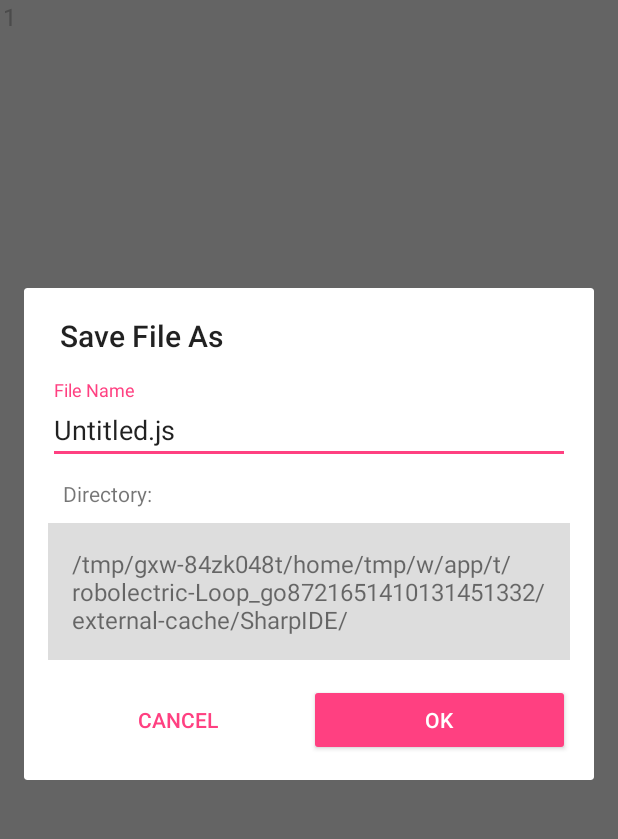
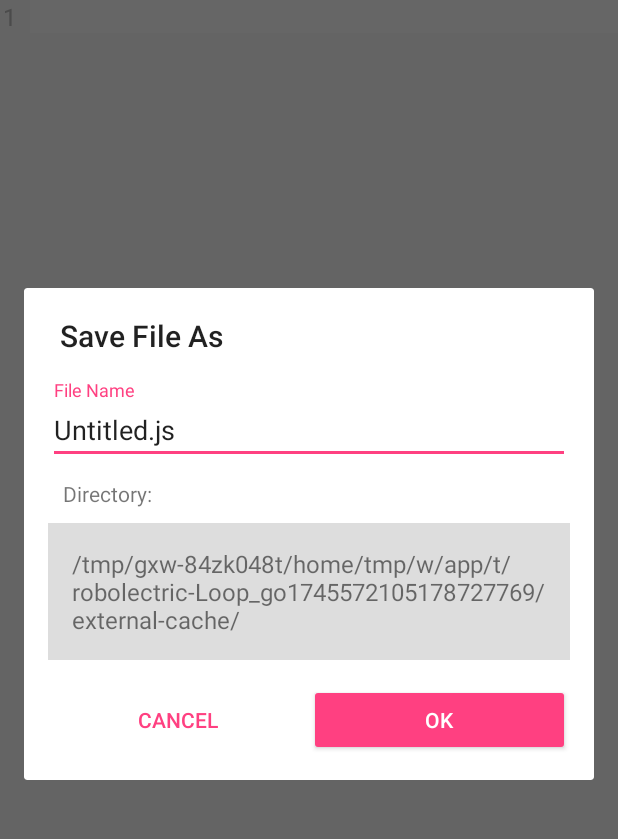
Before and after one commit to TheLuckyCoder/SharpIDE, an Android app: the screen it shows after launch (MainActivity), in the side drawer, after a tap on "Save File As", on a phone screen of 412 x 824 dp, the part 84-923 px from its top. Run offline under Robolectric (Android 15) with nearby library versions, the phone set to English and light mode, and no system bars; our stand-ins replace AdMob; libraries missing offline, so code that uses them is left out: com.crashlytics.android, com.google.firebase.remoteconfig, io.fabric.sdk, net.yslibrary.android; 8 statements that could not run were skipped.

Commit message:
Release 1.5.2

```diff
--- a/app/src/main/java/net/theluckycoder/sharpide/utils/Ads.kt
+++ b/app/src/main/java/net/theluckycoder/sharpide/utils/Ads.kt
@@ -28,7 +28,11 @@ class Ads(private val activity: Activity) {
     }
 
     fun showInterstitial() {
-        if (interstitialAd.isLoaded) interstitialAd.show()
+        try {
+            if (interstitialAd.isLoaded) interstitialAd.show()
+        } catch (e: Exception) {
+            e.printStackTrace()
+        }
     }
 
     private fun newAdRequest(): AdRequest {
--- /dev/null
+++ b/app/src/main/java/net/theluckycoder/sharpide/utils/Const.kt
@@ -0,0 +1,10 @@
+package net.theluckycoder.sharpide.utils
+
+import android.os.Environment
+
+object Const {
+    const val PERMISSION_REQUEST_CODE = 100
+    val SDCARD_FOLDER = Environment.getExternalStorageDirectory().absolutePath + "/"
+    val MAIN_FOLDER = SDCARD_FOLDER + "SharpIDE/"
+    val MINIFY_FOLDER = MAIN_FOLDER + "Minify/"
+}
--- a/app/src/main/java/net/theluckycoder/sharpide/utils/Constants.kt
+++ /dev/null
@@ -1,9 +0,0 @@
-package net.theluckycoder.sharpide.utils
-
-import android.os.Environment
-
-object Constants {
-    const val PERMISSION_REQUEST_CODE = 100
-    @JvmField val mainFolder = Environment.getExternalStorageDirectory().absolutePath + "/SharpIDE/"
-    @JvmField val minifyFolder = mainFolder + "Minify/"
-}
--- a/app/src/main/java/net/theluckycoder/sharpide/utils/Extensions.kt
+++ b/app/src/main/java/net/theluckycoder/sharpide/utils/Extensions.kt
@@ -17,7 +17,7 @@ fun Activity.verifyStoragePermission() {
 
     if (permission != PackageManager.PERMISSION_GRANTED) {
         // We don't have permission so prompt the user
-        ActivityCompat.requestPermissions(this, arrayOf(Manifest.permission.WRITE_EXTERNAL_STORAGE), Constants.PERMISSION_REQUEST_CODE)
+        ActivityCompat.requestPermissions(this, arrayOf(Manifest.permission.WRITE_EXTERNAL_STORAGE), Const.PERMISSION_REQUEST_CODE)
     }
 }
 
--- a/app/src/main/java/net/theluckycoder/sharpide/utils/Prefs.kt
+++ b/app/src/main/java/net/theluckycoder/sharpide/utils/Prefs.kt
@@ -11,4 +11,5 @@ object Prefs {
     const val SHOW_LINE_NUMBERS = "show_line_numbers"
     const val SHOW_SYMBOLS_BAR = "show_symbols_bar"
     const val SYNTAX_HIGHLIGHTING = "enable_syntax_highlighting"
+    const val HIGHLIGHT_CURRENT_LINE = "highlight_current_line"
 }
--- a/app/src/main/java/net/theluckycoder/sharpide/view/CodeEditText.kt
+++ b/app/src/main/java/net/theluckycoder/sharpide/view/CodeEditText.kt
@@ -4,6 +4,7 @@ import android.content.Context
 import android.graphics.Canvas
 import android.graphics.Color
 import android.graphics.Paint
+import android.graphics.Rect
 import android.os.Handler
 import android.preference.PreferenceManager
 import android.support.v4.content.ContextCompat
@@ -42,18 +43,20 @@ class CodeEditText : AppCompatEditText {
     }
 
     @Transient private val mPaint = Paint()
+    private val mPaintHighlight = Paint()
+    private val mLineBounds = Rect()
     private lateinit var mLayout: Layout
     private val mUpdateHandler = Handler()
-    private val mUpdateDelay = 500
+    private val mUpdateDelay = 250
     private var mModified = true
-    private var colorNumber = 0
-    private var colorKeyword = 0
-    private var colorClasses = 0
-    private var colorComment = 0
-    private var colorString = 0
     private val mUpdateRunnable = Runnable { highlightWithoutChange(text) }
     private var mOnImeBack: BackPressedListener? = null
-    private val preferences get() = PreferenceManager.getDefaultSharedPreferences(context)
+    private var mColorNumber = 0
+    private var mColorKeyword = 0
+    private var mColorClasses = 0
+    private var mColorComment = 0
+    private var mColorString = 0
+    private val mPreferences get() = PreferenceManager.getDefaultSharedPreferences(context)
 
     constructor(context: Context) : super(context) {
         init(context)
@@ -179,11 +182,11 @@ class CodeEditText : AppCompatEditText {
                 })
 
         // Set Syntax Colors
-        colorNumber = ContextCompat.getColor(context, R.color.syntax_number)
-        colorKeyword = ContextCompat.getColor(context, R.color.syntax_keyword)
-        colorClasses = ContextCompat.getColor(context, R.color.syntax_class)
-        colorComment = ContextCompat.getColor(context, R.color.syntax_comment)
-        colorString = ContextCompat.getColor(context, R.color.syntax_string)
+        mColorNumber = ContextCompat.getColor(context, R.color.syntax_number)
+        mColorKeyword = ContextCompat.getColor(context, R.color.syntax_keyword)
+        mColorClasses = ContextCompat.getColor(context, R.color.syntax_class)
+        mColorComment = ContextCompat.getColor(context, R.color.syntax_comment)
+        mColorString = ContextCompat.getColor(context, R.color.syntax_string)
 
         val bgPaint = Paint()
         bgPaint.style = Paint.Style.FILL
@@ -192,7 +195,7 @@ class CodeEditText : AppCompatEditText {
         mPaint.style = Paint.Style.FILL
         mPaint.isAntiAlias = true
         mPaint.color = Color.parseColor("#bbbbbb")
-        mPaint.textSize = getPixels(Integer.parseInt(preferences.getString(Prefs.FONT_SIZE, "16")))
+        mPaint.textSize = getPixels(Integer.parseInt(mPreferences.getString(Prefs.FONT_SIZE, "16")))
         viewTreeObserver.addOnGlobalLayoutListener { mLayout = layout }
     }
 
@@ -207,7 +210,7 @@ class CodeEditText : AppCompatEditText {
     }
 
     private fun highlight(editable: Editable): Editable {
-        if (!preferences.getBoolean(Prefs.SYNTAX_HIGHLIGHTING, true)) return editable
+        if (!mPreferences.getBoolean(Prefs.SYNTAX_HIGHLIGHTING, true)) return editable
 
         try {
             // don't use e.clearSpans() because it will
@@ -219,31 +222,31 @@ class CodeEditText : AppCompatEditText {
             run {
                 val m = PATTERN_CLASSES.matcher(editable)
                 while (m.find())
-                    editable.setSpan(ForegroundColorSpan(colorClasses), m.start(), m.end(), Spannable.SPAN_EXCLUSIVE_EXCLUSIVE)
+                    editable.setSpan(ForegroundColorSpan(mColorClasses), m.start(), m.end(), Spannable.SPAN_EXCLUSIVE_EXCLUSIVE)
             }
 
             run {
                 val m = PATTERN_CUSTOM_CLASSES.matcher(editable)
                 while (m.find())
-                    editable.setSpan(ForegroundColorSpan(colorClasses), m.start(), m.end(), Spannable.SPAN_EXCLUSIVE_EXCLUSIVE)
+                    editable.setSpan(ForegroundColorSpan(mColorClasses), m.start(), m.end(), Spannable.SPAN_EXCLUSIVE_EXCLUSIVE)
             }
 
             run {
                 val m = PATTERN_KEYWORDS.matcher(editable)
                 while (m.find())
-                    editable.setSpan(ForegroundColorSpan(colorKeyword), m.start(), m.end(), Spannable.SPAN_EXCLUSIVE_EXCLUSIVE)
+                    editable.setSpan(ForegroundColorSpan(mColorKeyword), m.start(), m.end(), Spannable.SPAN_EXCLUSIVE_EXCLUSIVE)
             }
 
             run {
                 val m = PATTERN_SYMBOLS.matcher(editable)
                 while (m.find())
-                    editable.setSpan(ForegroundColorSpan(colorKeyword), m.start(), m.end(), Spannable.SPAN_EXCLUSIVE_EXCLUSIVE)
+                    editable.setSpan(ForegroundColorSpan(mColorKeyword), m.start(), m.end(), Spannable.SPAN_EXCLUSIVE_EXCLUSIVE)
             }
 
             run {
                 val m = Pattern.compile("\\$\\w+").matcher(editable)
                 while (m.find())
-                    editable.setSpan(ForegroundColorSpan(colorKeyword), m.start(), m.end(), Spannable.SPAN_EXCLUSIVE_EXCLUSIVE)
+                    editable.setSpan(ForegroundColorSpan(mColorKeyword), m.start(), m.end(), Spannable.SPAN_EXCLUSIVE_EXCLUSIVE)
             }
 
             run {
@@ -252,14 +255,14 @@ class CodeEditText : AppCompatEditText {
                     val spans = editable.getSpans(m.start(), m.end(), ForegroundColorSpan::class.java)
                     for (span in spans)
                         editable.removeSpan(span)
-                    editable.setSpan(ForegroundColorSpan(colorString), m.start(), m.end(), Spannable.SPAN_EXCLUSIVE_EXCLUSIVE)
+                    editable.setSpan(ForegroundColorSpan(mColorString), m.start(), m.end(), Spannable.SPAN_EXCLUSIVE_EXCLUSIVE)
                 }
             }
 
             run {
                 val m = PATTERN_NUMBERS.matcher(editable)
                 while (m.find())
-                    editable.setSpan(ForegroundColorSpan(colorNumber), m.start(), m.end(), Spannable.SPAN_EXCLUSIVE_EXCLUSIVE)
+                    editable.setSpan(ForegroundColorSpan(mColorNumber), m.start(), m.end(), Spannable.SPAN_EXCLUSIVE_EXCLUSIVE)
             }
 
             val m = PATTERN_COMMENTS.matcher(editable)
@@ -267,7 +270,7 @@ class CodeEditText : AppCompatEditText {
                 val spans = editable.getSpans(m.start(), m.end(), ForegroundColorSpan::class.java)
                 for (span in spans)
                     editable.removeSpan(span)
-                editable.setSpan(ForegroundColorSpan(colorComment), m.start(), m.end(), Spannable.SPAN_EXCLUSIVE_EXCLUSIVE)
+                editable.setSpan(ForegroundColorSpan(mColorComment), m.start(), m.end(), Spannable.SPAN_EXCLUSIVE_EXCLUSIVE)
             }
         } catch (e: IllegalStateException) {
             Log.e("IllegalStateException", e.message, e)
@@ -277,6 +280,13 @@ class CodeEditText : AppCompatEditText {
         }
 
         return editable
+    }
+
+    private val line: Int
+        get() = if (selectionStart == -1 || layout == null) {
+            -1
+        } else {
+            layout.getLineForOffset(selectionStart)
         }
 
     private fun autoIndent(source: CharSequence, dest: Spanned, dStart: Int, dEnd: Int): CharSequence {
@@ -356,10 +366,16 @@ class CodeEditText : AppCompatEditText {
         }
 
     override fun onDraw(canvas: Canvas) {
+        if(mPreferences.getBoolean(Prefs.HIGHLIGHT_CURRENT_LINE, true)) {
+            getLineBounds(line, mLineBounds)
+            mPaintHighlight.color = Color.parseColor("#ffffff")
+            canvas.drawRect(mLineBounds, mPaintHighlight)
+        }
+
+        if (mPreferences.getBoolean(Prefs.SHOW_LINE_NUMBERS, true)) {
             val padding = getPixels(digitCount * 10 + 10).toInt()
             setPadding(padding, 0, 0, 0)
 
-        val scrollY = scrollY
             val firstLine = mLayout.getLineForVertical(scrollY)
             val lastLine = try {
                 mLayout.getLineForVertical(scrollY + (height - extendedPaddingTop - extendedPaddingBottom))
@@ -367,16 +383,17 @@ class CodeEditText : AppCompatEditText {
                 mLayout.getLineForVertical(scrollY + (height - paddingTop - paddingBottom))
             }
 
-        if (preferences.getBoolean(Prefs.SHOW_LINE_NUMBERS, true)) {
-            //the y position starts at the baseline of the first line
+            // The y position starts at the baseline of the first line
             var positionY = baseline + (mLayout.getLineBaseline(firstLine) - mLayout.getLineBaseline(0))
             drawLineNumber(canvas, mLayout, positionY, firstLine)
 
             for (i in firstLine + 1..lastLine) {
-                //get the next y position using the difference between the current and last baseline
+                // Get the next y position using the difference between the current and last baseline
                 positionY += mLayout.getLineBaseline(i) - mLayout.getLineBaseline(i - 1)
                 drawLineNumber(canvas, mLayout, positionY, i)
             }
+        } else {
+            setPadding(0, 0, 0, 0)
         }
 
         super.onDraw(canvas)
--- a/app/src/main/res/layout/content_main.xml
+++ b/app/src/main/res/layout/content_main.xml
@@ -23,21 +23,18 @@
             android:layout_height="wrap_content" />
     </ScrollView>
 
-    <include layout="@layout/partial_symbols" />
-
     <LinearLayout
         android:layout_width="wrap_content"
         android:layout_height="wrap_content"
         android:layout_gravity="bottom|end"
         android:layout_margin="@dimen/fab_margin"
-        android:orientation="vertical">
+        android:orientation="vertical"
+        app:layout_dodgeInsetEdges="bottom">
 
         <android.support.design.widget.FloatingActionButton
             android:id="@+id/fab_previous"
             android:layout_width="wrap_content"
             android:layout_height="wrap_content"
-            android:layout_marginRight="@dimen/fab_margin"
-            android:layout_marginEnd="@dimen/fab_margin"
             android:layout_marginBottom="@dimen/fab_margin"
             android:visibility="gone"
             app:srcCompat="@drawable/ic_arrow_up" />
@@ -46,8 +43,6 @@
             android:id="@+id/fab_next"
             android:layout_width="wrap_content"
             android:layout_height="wrap_content"
-            android:layout_marginRight="@dimen/fab_margin"
-            android:layout_marginEnd="@dimen/fab_margin"
             android:layout_marginBottom="@dimen/fab_margin"
             android:visibility="gone"
             app:srcCompat="@drawable/ic_arrow_down" />
@@ -56,10 +51,10 @@
             android:id="@+id/fab_close"
             android:layout_width="wrap_content"
             android:layout_height="wrap_content"
-            android:layout_marginRight="@dimen/fab_margin"
-            android:layout_marginEnd="@dimen/fab_margin"
             android:layout_marginBottom="@dimen/fab_margin"
             android:visibility="gone"
             app:srcCompat="@drawable/ic_close" />
     </LinearLayout>
+
+    <include layout="@layout/partial_symbols" />
 </android.support.design.widget.CoordinatorLayout>
--- a/app/src/main/res/layout/partial_symbols.xml
+++ b/app/src/main/res/layout/partial_symbols.xml
@@ -13,7 +13,7 @@
         android:id="@+id/layout_symbols"
         android:layout_width="wrap_content"
         android:layout_height="wrap_content"
-        android:background="#E0E0E0"
+        android:background="#eeeeee"
         android:orientation="horizontal"
         tools:ignore="HardcodedText">
 
--- a/app/src/main/res/menu/main_drawer.xml
+++ b/app/src/main/res/menu/main_drawer.xml
@@ -65,7 +65,7 @@
         <menu>
             <item
                 android:id="@+id/menu_rate"
-                android:icon="@drawable/ic_rate_review"
+                android:icon="@drawable/ic_menu_rate"
                 android:title="@string/menu_rate_app" />
             <item
                 android:id="@+id/menu_settings"
--- a/app/src/main/res/values/strings.xml
+++ b/app/src/main/res/values/strings.xml
@@ -44,7 +44,7 @@
     <string name="pref_symbols_bar">Show symbol bar</string>
     <string name="pref_symbols_bar_desc">Show symbol bar while writing</string>
     <string name="pref_syntax_highlighting">Syntax Highlighting</string>
-    <string name="pref_syntax_highlighting_desc">Enable Syntax Highlighting</string>
+    <string name="pref_highlight_current_line">Highlight Current Line</string>
 
     <!-- Menu -->
     <string name="group_files">Files</string>
--- a/app/src/main/res/values/styles.xml
+++ b/app/src/main/res/values/styles.xml
@@ -32,7 +32,10 @@
         <item name="android:background">?selectableItemBackgroundBorderless</item>
         <item name="android:clickable">true</item>
         <item name="android:focusable">true</item>
-        <item name="android:padding">10dp</item>
+        <item name="android:paddingTop">8dp</item>
+        <item name="android:paddingBottom">8dp</item>
+        <item name="android:paddingLeft">11dp</item>
+        <item name="android:paddingRight">11dp</item>
         <item name="android:textSize">22sp</item>
     </style>
 
--- a/app/src/main/res/xml/preferences.xml
+++ b/app/src/main/res/xml/preferences.xml
@@ -50,10 +50,14 @@
             android:key="show_symbols_bar" />
         <CheckBoxPreference
             android:title="@string/pref_syntax_highlighting"
-            android:summary="@string/pref_syntax_highlighting_desc"
             android:icon="@drawable/ic_pref_syntax_highlighting"
             android:defaultValue="true"
             android:key="enable_syntax_highlighting" />
+        <CheckBoxPreference
+            android:title="@string/pref_highlight_current_line"
+            android:icon="@drawable/ic_pref_highlight_current_line"
+            android:defaultValue="true"
+            android:key="highlight_current_line" />
     </PreferenceCategory>
 
     <PreferenceCategory android:title="@string/pref_category_about">
--- a/build.gradle
+++ b/build.gradle
@@ -1,7 +1,7 @@
 // Top-level build file where you can add configuration options common to all sub-projects/modules.
 
 buildscript {
-    ext.kotlin_version = '1.1.61'
+    ext.kotlin_version = '1.2.0'
     repositories {
         google()
         jcenter()
```
Also changed, not shown: app/build.gradle (+6 -5 lines), app/src/main/java/net/theluckycoder/sharpide/activities/MainActivity.kt (+34 -16 lines), app/src/main/java/net/theluckycoder/sharpide/activities/MinifyActivity.kt (+4 -4 lines), app/src/main/res/drawable/ic_pref_highlight_current_line.xml (added, +9 -0 lines), app/src/main/res/drawable/ic_menu_rate.xml (renamed from app/src/main/res/drawable/ic_rate_review.xml), 1 other file. Lines whose indentation alone changed are shown as unchanged.
